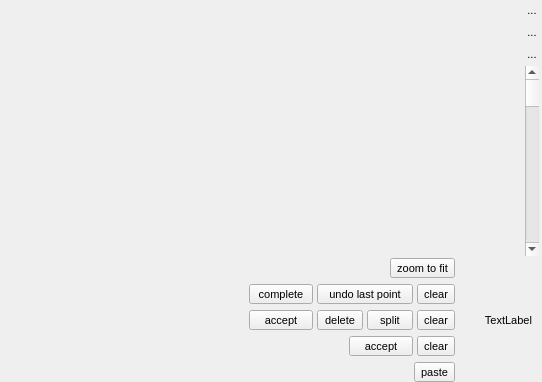
Above: GUI/Qt/Components/SliceViewPanel.ui from pyushkevich/itksnap before the change. Below: the same form after it.
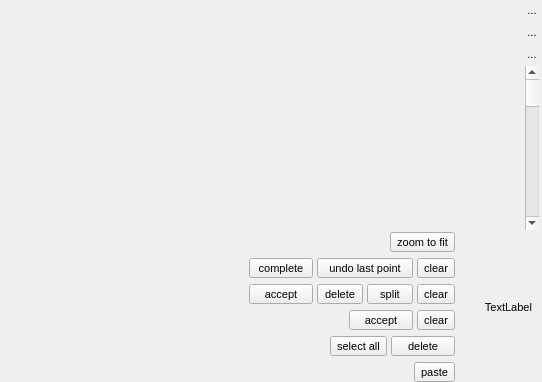
That is the form after the change. Icons and pictures are not drawn. Custom widgets are drawn as their Qt base class.

Commit message: Improvements to annotation mode, including selection and shift-drawing with rounded angles

Patch:
```diff
--- a/GUI/Qt/Components/SliceViewPanel.ui
+++ b/GUI/Qt/Components/SliceViewPanel.ui
@@ -590,6 +590,92 @@
            </layout>
           </widget>
          </item>
+         <item>
+          <widget class="QWidget" name="pageAnnotateSelect" native="true">
+           <layout class="QHBoxLayout" name="horizontalLayout_8">
+            <property name="spacing">
+             <number>4</number>
+            </property>
+            <property name="topMargin">
+             <number>0</number>
+            </property>
+            <property name="bottomMargin">
+             <number>0</number>
+            </property>
+            <item>
+             <spacer name="horizontalSpacer_6">
+              <property name="orientation">
+               <enum>Qt::Horizontal</enum>
+              </property>
+              <property name="sizeHint" stdset="0">
+               <size>
+                <width>313</width>
+                <height>17</height>
+               </size>
+              </property>
+             </spacer>
+            </item>
+            <item>
+             <widget class="QToolButton" name="btnAnnotationSelectAll">
+              <property name="maximumSize">
+               <size>
+                <width>16777215</width>
+                <height>20</height>
+               </size>
+              </property>
+              <property name="font">
+               <font>
+                <pointsize>-1</pointsize>
+               </font>
+              </property>
+              <property name="toolTip">
+               <string>&lt;!DOCTYPE HTML PUBLIC &quot;-//W3C//DTD HTML 4.0//EN&quot; &quot;http://www.w3.org/TR/REC-html40/strict.dtd&quot;&gt;
+&lt;html&gt;&lt;head&gt;&lt;meta name=&quot;qrichtext&quot; content=&quot;1&quot; /&gt;&lt;style type=&quot;text/css&quot;&gt;
+p, li { white-space: pre-wrap; }
+&lt;/style&gt;&lt;/head&gt;&lt;body style=&quot; font-family:'Helvetica'; font-size:11px; font-weight:400; font-style:normal;&quot;&gt;
+&lt;p style=&quot; margin-top:0px; margin-bottom:0px; margin-left:0px; margin-right:0px; -qt-block-indent:0; text-indent:0px;&quot;&gt;Clears the current polygon so you can start drawing from scratch&lt;/p&gt;&lt;/body&gt;&lt;/html&gt;</string>
+              </property>
+              <property name="text">
+               <string>select all</string>
+              </property>
+              <property name="toolButtonStyle">
+               <enum>Qt::ToolButtonTextOnly</enum>
+              </property>
+             </widget>
+            </item>
+            <item>
+             <widget class="QToolButton" name="btnAnnotationDeleteSelected">
+              <property name="minimumSize">
+               <size>
+                <width>64</width>
+                <height>0</height>
+               </size>
+              </property>
+              <property name="maximumSize">
+               <size>
+                <width>16777215</width>
+                <height>20</height>
+               </size>
+              </property>
+              <property name="font">
+               <font>
+                <pointsize>-1</pointsize>
+               </font>
+              </property>
+              <property name="toolTip">
+               <string/>
+              </property>
+              <property name="text">
+               <string>delete</string>
+              </property>
+              <property name="toolButtonStyle">
+               <enum>Qt::ToolButtonTextOnly</enum>
+              </property>
+             </widget>
+            </item>
+           </layout>
+          </widget>
+         </item>
          <item>
           <widget class="QWidget" name="pagePolygonInactive" native="true">
            <layout class="QHBoxLayout" name="horizontalLayout_5">
```
Left out of the diff: 30 changed lines with no effect on the pictures. The commit also changes 20 other files.
